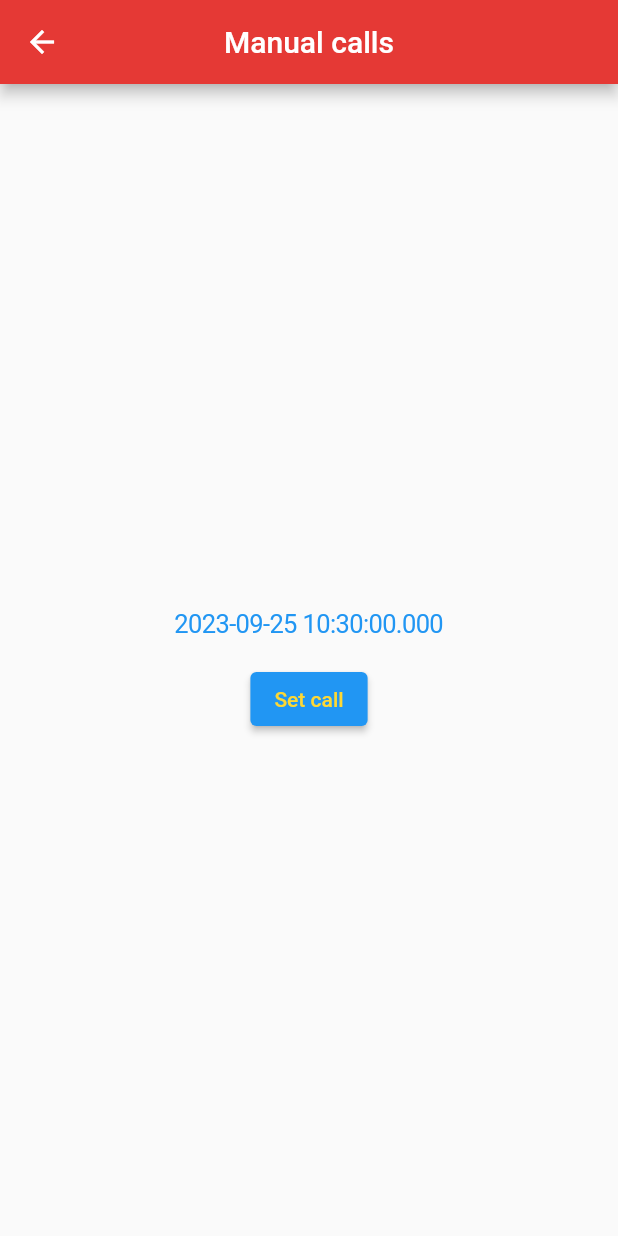
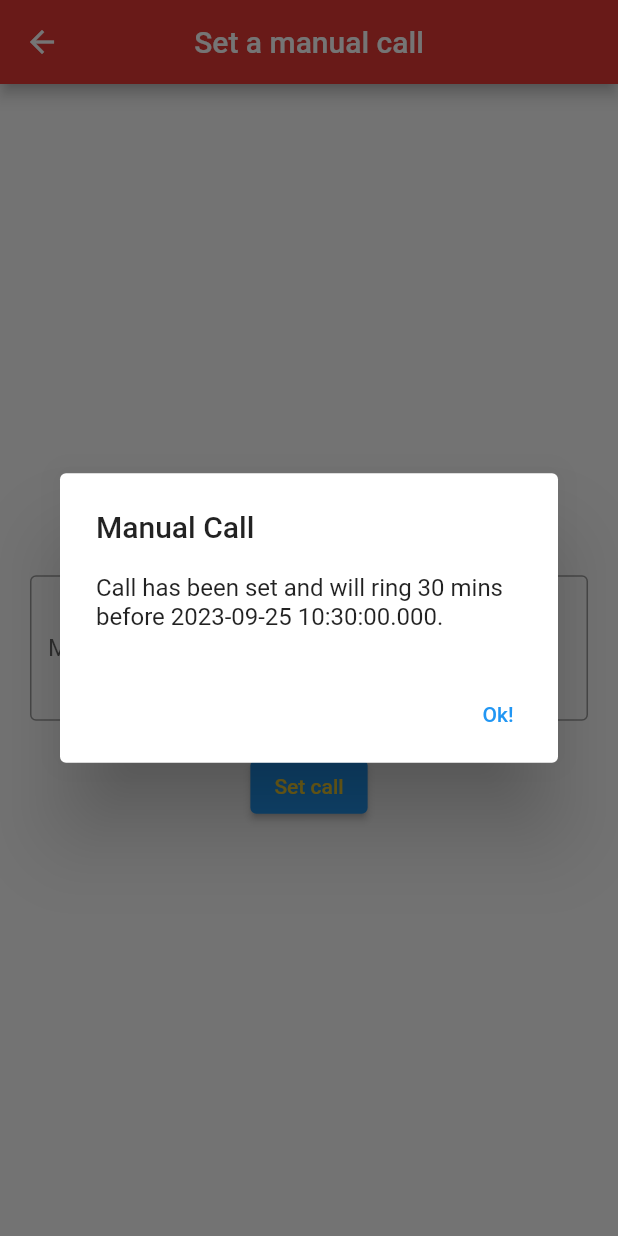
Before and after one commit to ttusk/Temperstures-app, a Flutter app: the SetManualCall screen opened directly, after a tap on "Set call", on a phone screen of 412 x 824 dp. Run offline on Flutter 3.47's test engine with Material 2 defaults, Android fonts, the phone set to English and light mode, and no system bars; our stand-ins replace cloud_firestore, firebase_auth, firebase_core, firebase_database, flutter_slidable, permission_handler and 1 more; missing offline and left inert: flutter_background_service, flutter_background_service_android, flutter_callkit_incoming; accounts and stored records are empty.

Commit message:
manual calls now work :))

```diff
--- a/lib/admin_home.dart
+++ b/lib/admin_home.dart
@@ -4,6 +4,7 @@ import 'package:flutter_background_service/flutter_background_service.dart';
 import 'package:shared_preferences/shared_preferences.dart';
 import 'package:temps_app/call_logs.dart';
 import 'package:temps_app/login_page.dart';
+import 'package:temps_app/manual_calls.dart';
 import 'package:temps_app/readings.dart';
 import 'package:temps_app/set_manual_call.dart';
 import 'package:temps_app/test.dart';
@@ -84,7 +85,7 @@ class _AdminHomeState extends State {
 
               ElevatedButton(onPressed: (){
                 Navigator.of(context).push(MaterialPageRoute(builder: (context){
-                  return SetManualCall();
+                  return ManualCalls();
                 }));
               },
                 child: Text("Set manual call"),
--- a/lib/set_manual_call.dart
+++ b/lib/set_manual_call.dart
@@ -1,6 +1,7 @@
 import 'package:cloud_firestore/cloud_firestore.dart';
 import 'package:flutter/cupertino.dart';
 import 'package:flutter/material.dart';
+import 'package:temps_app/manual_calls.dart';
 
 import 'admin_home.dart';
 
@@ -14,6 +15,8 @@ class SetManualCall extends StatefulWidget {
 class _SetManualCallState extends State<SetManualCall> {
   DateTime dateTime = DateTime.now();
 
+  TextEditingController _messageController = TextEditingController();
+
 
 
   @override
@@ -21,13 +24,13 @@ class _SetManualCallState extends State<SetManualCall> {
     return Scaffold(
       appBar: AppBar(
         // automaticallyImplyLeading: false,
-        title: Text("Manual calls"),
+        title: Text("Set a manual call"),
         centerTitle: true,
         backgroundColor: Colors.red[600],
         leading: BackButton(
           onPressed:  () {
             Navigator.of(context).push(MaterialPageRoute(builder: (context){
-              return AdminHome();
+              return ManualCalls();
             }));
           },
         ),
@@ -64,12 +67,45 @@ class _SetManualCallState extends State<SetManualCall> {
                 },
               ),
 
+              TextField(
+                controller: _messageController,
+                minLines: 3,
+                maxLines: 6,
+                keyboardType: TextInputType.multiline,
+                decoration: const InputDecoration(
+                  labelText: "Message",
+                  hintText: "Enter message",
+
+                  border: OutlineInputBorder(),
+                ),
+              ),
+
+              SizedBox(height: 20),
+
+
+
               ElevatedButton(
                 onPressed: () {
                   FirebaseFirestore.instance
                       .collection("manualCall")
-                      .doc("00")
-                      .set({'date and time': dateTime,});
+                      .doc()
+                      .set({'date and time': dateTime, 'message': _messageController.text.toString()});
+
+                  showDialog(context: context,
+                    builder: (context) => AlertDialog(
+                      actions: [
+                        TextButton(onPressed: () {
+                          Navigator.of(context).pop();
+
+                        },
+                            child: Text("Ok!")
+                        )
+                      ],
+                      title: Text("Manual Call"),
+
+                      content: Text("Call has been set and will ring 30 mins before $dateTime."),
+                    ),
+                  );
                 },
                 child: Text("Set call"),
                 style: TextButton.styleFrom(
```
Also changed, not shown: lib/background_service.dart (+41 -3 lines), lib/manual_calls.dart (added, +82 -0 lines).
